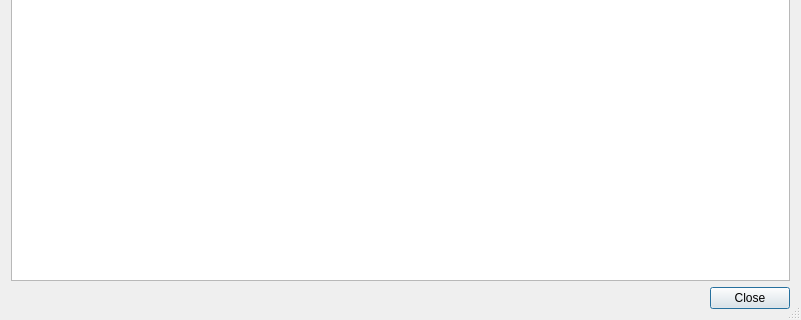
Qt form u7/Forms/FileHistoryDialog.ui (whiteman-kr/u7set) before a commit; both pictures show x 0 to 801 and y 139 to 459 of the 801 by 459 pixel window.
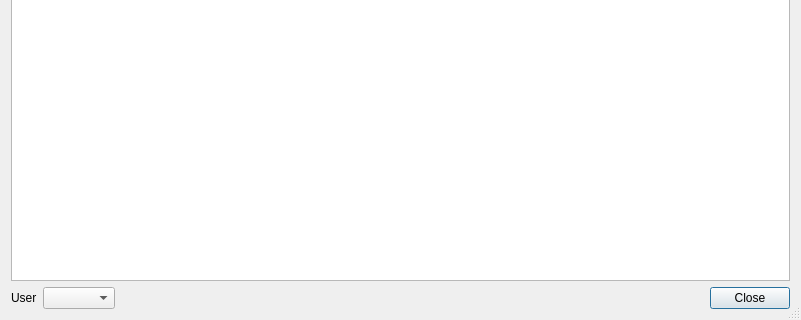
The same form after that commit.

Commit message: RPCT-2360, ide: Added user filter in history view form

What changed in the file:
```diff
--- a/u7/Forms/FileHistoryDialog.ui
+++ b/u7/Forms/FileHistoryDialog.ui
@@ -16,10 +16,8 @@
   <property name="sizeGripEnabled">
    <bool>true</bool>
   </property>
-  <layout class="QVBoxLayout" name="verticalLayout_2">
-   <item>
-    <layout class="QVBoxLayout" name="verticalLayout">
-     <item>
+  <layout class="QGridLayout" name="gridLayout">
+   <item row="0" column="0" colspan="3">
       <widget class="QTreeWidget" name="changesetList">
        <property name="contextMenuPolicy">
         <enum>Qt::CustomContextMenu</enum>
@@ -46,7 +44,24 @@
        </column>
       </widget>
      </item>
-     <item>
+   <item row="2" column="0">
+    <widget class="QLabel" name="label">
+     <property name="text">
+      <string>User</string>
+     </property>
+    </widget>
+   </item>
+   <item row="2" column="1">
+    <widget class="QComboBox" name="userComboBox">
+     <property name="currentText">
+      <string notr="true"/>
+     </property>
+     <property name="maxVisibleItems">
+      <number>15</number>
+     </property>
+    </widget>
+   </item>
+   <item row="2" column="2">
       <widget class="QDialogButtonBox" name="buttonBox">
        <property name="orientation">
         <enum>Qt::Horizontal</enum>
@@ -57,8 +72,6 @@
       </widget>
      </item>
     </layout>
-   </item>
-  </layout>
  </widget>
  <tabstops>
   <tabstop>changesetList</tabstop>
```
Left out of the diff: 1 changed line with no effect on the pictures. Lines whose indentation alone changed are shown as unchanged. The commit also changes 2 other files.
